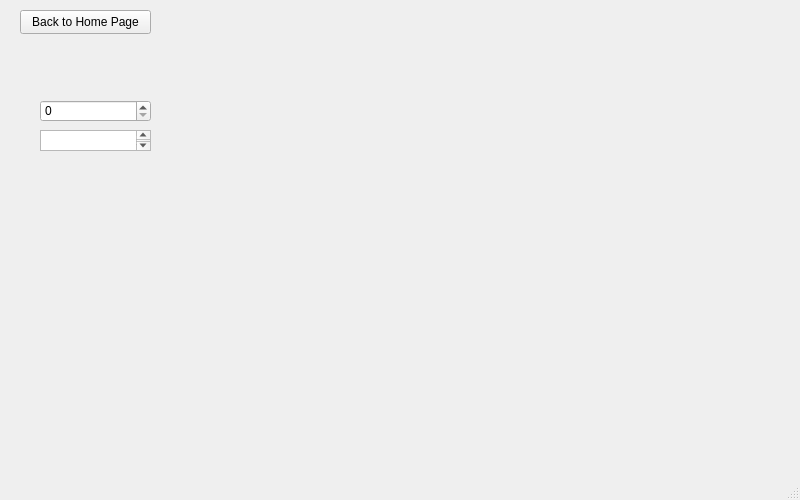
Above: TestWindow.ui from rferrer12/AutoTests before the change. Below: the same form after it.
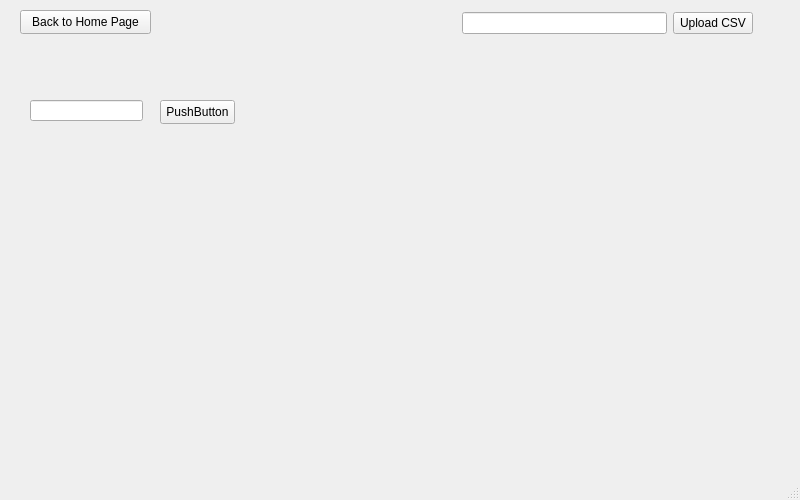
That is the form after the change.

Commit message: Starting to add multithreading for multiaxis movement

Diff of the .ui file:
```diff
--- a/TestWindow.ui
+++ b/TestWindow.ui
@@ -20,29 +20,6 @@
      <verstretch>0</verstretch>
     </sizepolicy>
    </property>
-   <widget class="QSpinBox" name="spinBox">
-    <property name="geometry">
-     <rect>
-      <x>40</x>
-      <y>100</y>
-      <width>111</width>
-      <height>22</height>
-     </rect>
-    </property>
-    <property name="maximum">
-     <number>10500</number>
-    </property>
-   </widget>
-   <widget class="QTextBrowser" name="textBrowser">
-    <property name="geometry">
-     <rect>
-      <x>40</x>
-      <y>130</y>
-      <width>111</width>
-      <height>21</height>
-     </rect>
-    </property>
-   </widget>
    <widget class="QPushButton" name="pushButton">
     <property name="geometry">
      <rect>
@@ -56,6 +33,51 @@
      <string>Back to Home Page</string>
     </property>
    </widget>
+   <widget class="QPushButton" name="pushButton_2">
+    <property name="geometry">
+     <rect>
+      <x>160</x>
+      <y>100</y>
+      <width>75</width>
+      <height>24</height>
+     </rect>
+    </property>
+    <property name="text">
+     <string>PushButton</string>
+    </property>
+   </widget>
+   <widget class="QLineEdit" name="lineEdit">
+    <property name="geometry">
+     <rect>
+      <x>30</x>
+      <y>100</y>
+      <width>113</width>
+      <height>21</height>
+     </rect>
+    </property>
+   </widget>
+   <widget class="QWidget" name="">
+    <property name="geometry">
+     <rect>
+      <x>462</x>
+      <y>10</y>
+      <width>291</width>
+      <height>26</height>
+     </rect>
+    </property>
+    <layout class="QHBoxLayout" name="horizontalLayout">
+     <item>
+      <widget class="QLineEdit" name="lineEdit_2"/>
+     </item>
+     <item>
+      <widget class="QPushButton" name="pushButton_3">
+       <property name="text">
+        <string>Upload CSV</string>
+       </property>
+      </widget>
+     </item>
+    </layout>
+   </widget>
   </widget>
   <widget class="QMenuBar" name="menubar">
    <property name="geometry">
```
The commit also changes 1 other file.
